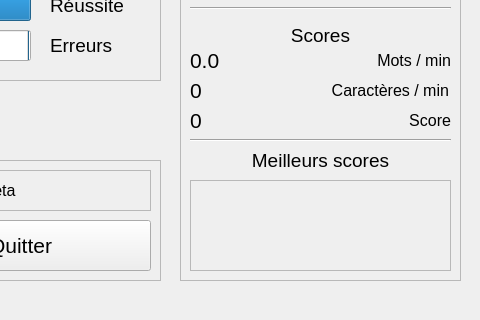
Old version of the form code/client/_sources_ui/Module/module.ui in the repository tbagrel1/i_gotta_go_fast-client; both pictures show x 720 to 1200 and y 280 to 600 of the 1200 by 600 pixel window.
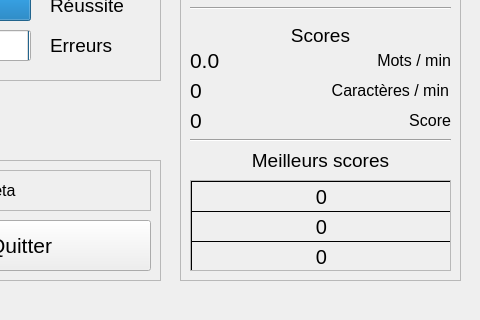
New version of the form.

What changed in the file:
```diff
--- a/code/client/_sources_ui/Module/module.ui
+++ b/code/client/_sources_ui/Module/module.ui
@@ -375,6 +375,78 @@
         <height>89</height>
        </rect>
       </property>
+      <widget class="QLabel" name="LabelMeilleur1">
+       <property name="geometry">
+        <rect>
+         <x>0</x>
+         <y>0</y>
+         <width>261</width>
+         <height>31</height>
+        </rect>
+       </property>
+       <property name="font">
+        <font>
+         <pointsize>15</pointsize>
+        </font>
+       </property>
+       <property name="frameShape">
+        <enum>QFrame::Box</enum>
+       </property>
+       <property name="text">
+        <string>0</string>
+       </property>
+       <property name="alignment">
+        <set>Qt::AlignCenter</set>
+       </property>
+      </widget>
+      <widget class="QLabel" name="LabelMeilleur2">
+       <property name="geometry">
+        <rect>
+         <x>0</x>
+         <y>30</y>
+         <width>261</width>
+         <height>31</height>
+        </rect>
+       </property>
+       <property name="font">
+        <font>
+         <pointsize>15</pointsize>
+        </font>
+       </property>
+       <property name="frameShape">
+        <enum>QFrame::Box</enum>
+       </property>
+       <property name="text">
+        <string>0</string>
+       </property>
+       <property name="alignment">
+        <set>Qt::AlignCenter</set>
+       </property>
+      </widget>
+      <widget class="QLabel" name="LabelMeilleur3">
+       <property name="geometry">
+        <rect>
+         <x>0</x>
+         <y>60</y>
+         <width>261</width>
+         <height>31</height>
+        </rect>
+       </property>
+       <property name="font">
+        <font>
+         <pointsize>15</pointsize>
+        </font>
+       </property>
+       <property name="frameShape">
+        <enum>QFrame::Box</enum>
+       </property>
+       <property name="text">
+        <string>0</string>
+       </property>
+       <property name="alignment">
+        <set>Qt::AlignCenter</set>
+       </property>
+      </widget>
      </widget>
     </widget>
     <widget class="QLabel" name="LabelScoreT">
```
